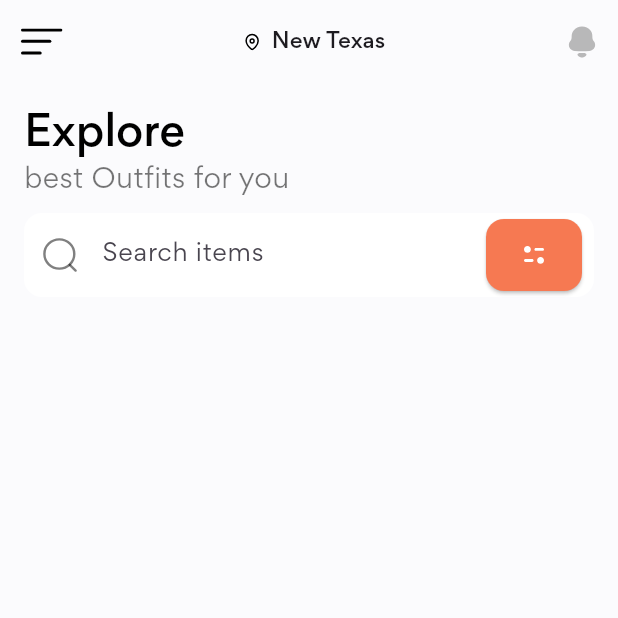
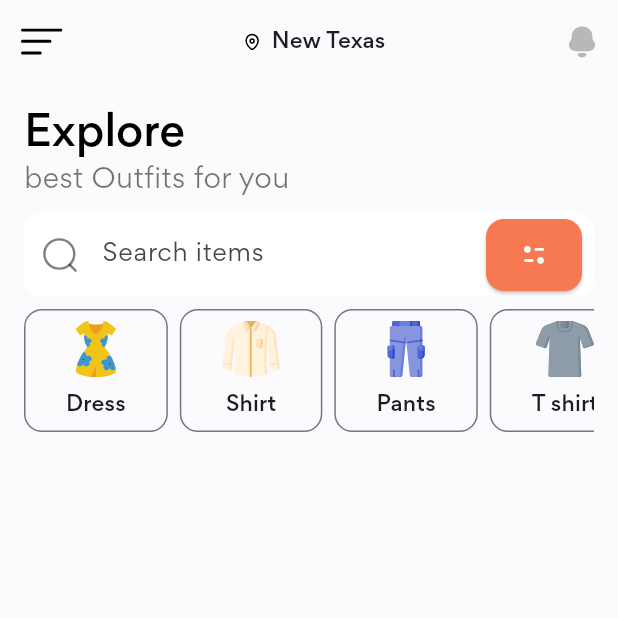
Before and after one commit to soltani-ard/shop_ui, a Flutter app: the screen it shows after launch, on a phone screen of 412 x 824 dp, the top half of it. Run offline on Flutter 3.47's test engine with Material 2 defaults, Android fonts, the phone set to English and light mode, and no system bars; our stand-ins replace flutter_svg.

Commit message:
add Categories

```diff
--- /dev/null
+++ b/lib/models/category.dart
@@ -0,0 +1,13 @@
+class Category {
+  final String title, icon;
+
+  Category({required this.title, required this.icon});
+
+}
+
+List<Category> demo_categories = [
+  Category(title: "Dress", icon: "assets/icons/dress.svg"),
+  Category(title: "Shirt", icon: "assets/icons/shirt.svg"),
+  Category(title: "Pants", icon: "assets/icons/pants.svg"),
+  Category(title: "T shirt", icon: "assets/icons/Tshirt.svg"),
+];
--- /dev/null
+++ b/lib/screens/home/category_card.dart
@@ -0,0 +1,29 @@
+import 'package:flutter/material.dart';
+import 'package:flutter_svg/flutter_svg.dart';
+import 'package:shop_ui/constants.dart';
+
+class CategoryCard extends StatelessWidget {
+  const CategoryCard({super.key, required this.icon, required this.title, required this.press});
+
+  final String icon, title;
+  final VoidCallback press;
+
+  @override
+  Widget build(BuildContext context) {
+    return OutlinedButton(
+        style: OutlinedButton.styleFrom(
+            shape: const RoundedRectangleBorder(
+                borderRadius: BorderRadius.all(Radius.circular(defaultBorderRadius))
+            )
+        ),
+        onPressed: press,
+        child: Padding(
+          padding: const EdgeInsets.symmetric(horizontal: defaultPadding / 4 , vertical: defaultPadding / 2),
+          child: Column(children: [
+            SvgPicture.asset(icon),
+            const SizedBox(height: defaultPadding / 2,),
+            Text(title, style: Theme.of(context).textTheme.titleSmall,)
+          ],),
+        ));
+  }
+}
--- /dev/null
+++ b/lib/screens/home/components/categories.dart
@@ -0,0 +1,19 @@
+import 'package:flutter/material.dart';
+import 'package:shop_ui/constants.dart';
+import 'package:shop_ui/models/category.dart';
+import 'package:shop_ui/screens/home/category_card.dart';
+
+class Categories extends StatelessWidget {
+  const Categories({super.key});
+
+  @override
+  Widget build(BuildContext context) {
+    return  SingleChildScrollView(
+        scrollDirection: Axis.horizontal,
+        child: Row(
+          children: List.generate(demo_categories.length, (index) => Padding(
+            padding: const EdgeInsets.only(right: defaultPadding / 2),
+            child: CategoryCard(icon: demo_categories[index].icon, title: demo_categories[index].title, press: (){}),
+          )),));
+  }
+}
--- a/lib/screens/home/home_screen.dart
+++ b/lib/screens/home/home_screen.dart
@@ -1,6 +1,9 @@
 import 'package:flutter/material.dart';
 import 'package:flutter_svg/flutter_svg.dart';
 import 'package:shop_ui/constants.dart';
+import 'package:shop_ui/models/category.dart';
+import 'package:shop_ui/screens/home/category_card.dart';
+import 'package:shop_ui/screens/home/components/categories.dart';
 import 'package:shop_ui/screens/home/components/search_form.dart';
 
 class HomeScreen extends StatelessWidget {
@@ -49,6 +52,8 @@ class HomeScreen extends StatelessWidget {
               padding: EdgeInsets.symmetric(vertical: 8.0),
               child: SearchForm(),
             ),
+           const Categories(),
+
           ],
         ),
       ),
```
